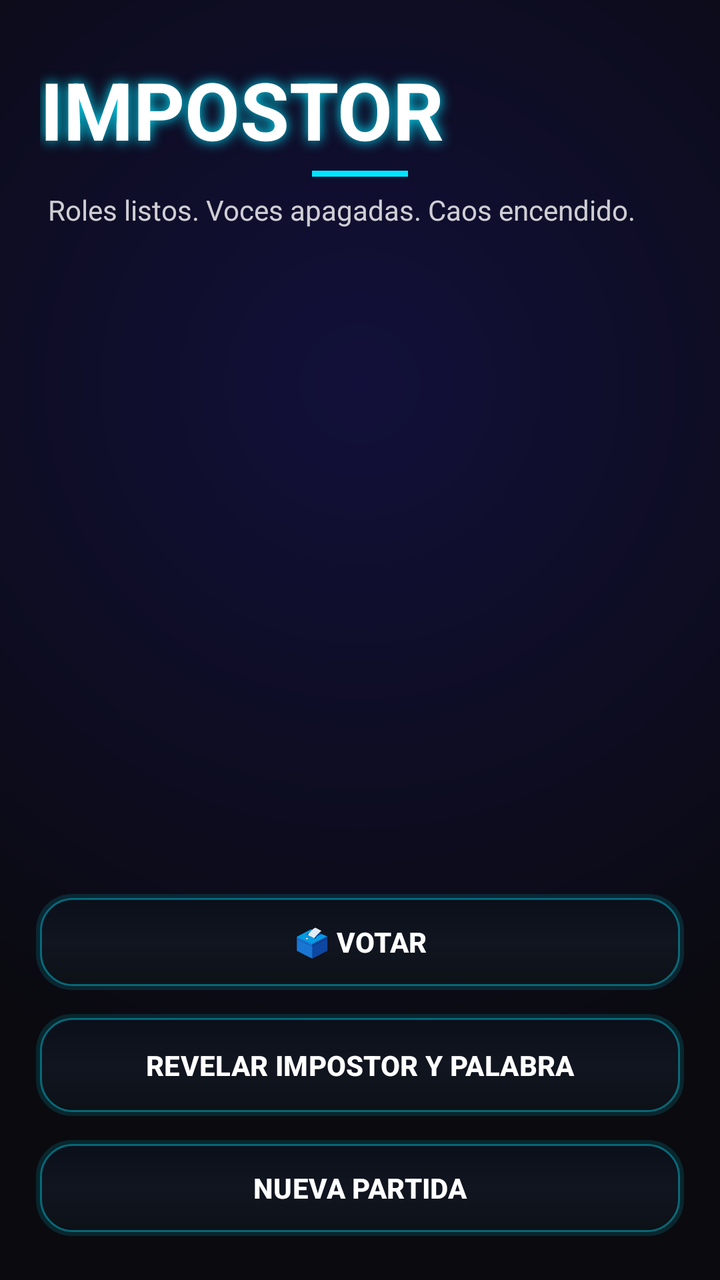
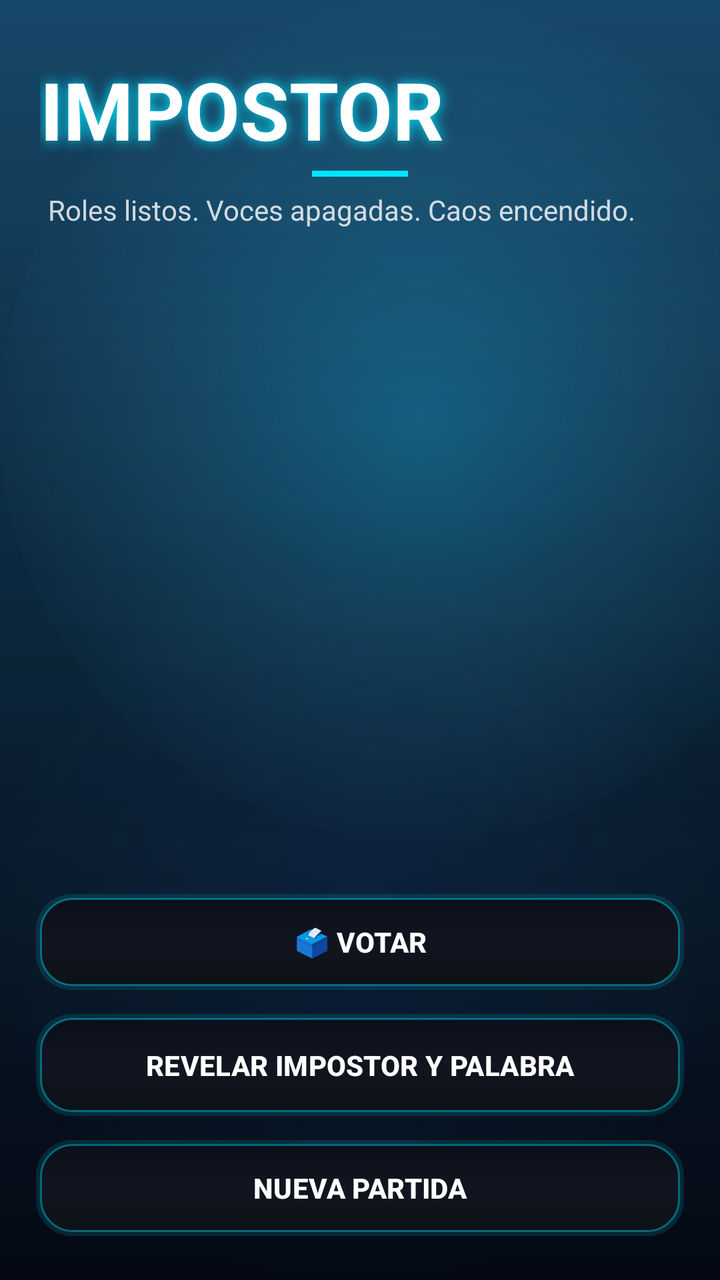

An Android layout rendered at two revisions. The XML below is the earlier revision; the diff shows what the commit changed to produce the second picture.
<!-- AndroidManifest.xml: application theme Theme.ImpostorGame -->
<!-- res/layout/activity_play_game_final.xml -->
<?xml version="1.0" encoding="utf-8"?>
<androidx.constraintlayout.widget.ConstraintLayout xmlns:android="http://schemas.android.com/apk/res/android"
    xmlns:app="http://schemas.android.com/apk/res-auto"
    android:id="@+id/main"
    android:layout_width="match_parent"
    android:layout_height="match_parent"
    android:background="#0A0A0F">

    <View
        android:layout_width="0dp"
        android:layout_height="0dp"
        android:background="@drawable/bg_datos_curiosos"
        app:layout_constraintTop_toTopOf="parent"
        app:layout_constraintBottom_toBottomOf="parent"
        app:layout_constraintStart_toStartOf="parent"
        app:layout_constraintEnd_toEndOf="parent" />

    <TextView
        android:id="@+id/txtTitle"
        android:layout_width="0dp"
        android:layout_height="wrap_content"
        android:layout_marginStart="20dp"
        android:layout_marginTop="28dp"
        android:layout_marginEnd="20dp"
        android:shadowColor="#00E5FF"
        android:shadowDx="0"
        android:shadowDy="0"
        android:shadowRadius="16"
        android:text="@string/play_title"
        android:textAllCaps="true"
        android:textColor="@android:color/white"
        android:textSize="40sp"
        android:textStyle="bold"
        app:layout_constraintEnd_toEndOf="parent"
        app:layout_constraintStart_toStartOf="parent"
        app:layout_constraintTop_toTopOf="parent" />

    <View
        android:layout_width="48dp"
        android:layout_height="3dp"
        android:layout_marginTop="4dp"
        android:background="#00E5FF"
        app:layout_constraintTop_toBottomOf="@id/txtTitle"
        app:layout_constraintStart_toStartOf="parent"
        app:layout_constraintEnd_toEndOf="parent" />

    <TextView
        android:id="@+id/txtSubtitle"
        android:layout_width="0dp"
        android:layout_height="wrap_content"
        android:layout_marginStart="24dp"
        android:layout_marginTop="14dp"
        android:layout_marginEnd="24dp"
        android:text="@string/play_subtitle"
        android:textColor="#CCFFFFFF"
        android:textSize="14sp"
        app:layout_constraintEnd_toEndOf="parent"
        app:layout_constraintStart_toStartOf="parent"
        app:layout_constraintTop_toBottomOf="@id/txtTitle" />

    <LinearLayout
        android:id="@+id/startInfoContainer"
        android:layout_width="0dp"
        android:layout_height="wrap_content"
        android:layout_marginStart="24dp"
        android:layout_marginTop="28dp"
        android:layout_marginEnd="24dp"
        android:gravity="center_horizontal"
        android:orientation="vertical"
        app:layout_constraintTop_toBottomOf="@id/txtSubtitle"
        app:layout_constraintBottom_toTopOf="@id/btnRow"
        app:layout_constraintStart_toStartOf="parent"
        app:layout_constraintEnd_toEndOf="parent"
        app:layout_constraintVertical_bias="0.38">

        <TextView
            android:id="@+id/txtImpostor"
            android:layout_width="match_parent"
            android:layout_height="wrap_content"
            android:gravity="center"
            android:lineSpacingExtra="4dp"
            android:maxLines="2"
            android:textColor="#FFFFFFFF"
            android:textSize="30sp"
            android:textStyle="bold"
            android:shadowColor="#00E5FF"
            android:shadowDx="0"
            android:shadowDy="0"
            android:shadowRadius="14" />

        <TextView
            android:id="@+id/txtTimer"
            android:layout_width="wrap_content"
            android:layout_height="wrap_content"
            android:layout_marginTop="34dp"
            android:autoSizeMaxTextSize="80sp"
            android:autoSizeMinTextSize="40sp"
            android:autoSizeStepGranularity="2sp"
            android:autoSizeTextType="uniform"
            android:gravity="center"
            android:maxLines="1"
            android:text="⏱ 3:00"
            android:textColor="@android:color/white"
            android:textSize="80sp"
            android:textStyle="bold"
            android:shadowColor="#00E5FF"
            android:shadowDx="0"
            android:shadowDy="0"
            android:shadowRadius="20"
            android:visibility="gone" />

    </LinearLayout>

    <com.airbnb.lottie.LottieAnimationView
        android:id="@+id/lottieFinalInvitado"
        android:layout_width="220dp"
        android:layout_height="220dp"
        android:visibility="gone"
        android:importantForAccessibility="no"
        android:clickable="false"
        android:focusable="false"
        android:scaleType="fitCenter"
        app:lottie_autoPlay="false"
        app:lottie_loop="false"
        app:layout_constraintTop_toBottomOf="@id/txtSubtitle"
        app:layout_constraintBottom_toTopOf="@id/btnRow"
        app:layout_constraintStart_toStartOf="parent"
        app:layout_constraintVertical_bias="0.58" />

    <LinearLayout
        android:id="@+id/cardsContainer"
        android:layout_width="0dp"
        android:layout_height="wrap_content"
        android:layout_marginStart="18dp"
        android:layout_marginEnd="18dp"
        android:background="@android:color/transparent"
        android:gravity="center_horizontal"
        android:orientation="vertical"
        android:visibility="gone"
        app:layout_constraintBottom_toTopOf="@id/btnRow"
        app:layout_constraintEnd_toEndOf="parent"
        app:layout_constraintStart_toStartOf="parent"
        app:layout_constraintTop_toBottomOf="@id/txtSubtitle"
        app:layout_constraintVertical_bias="0.5">

        <androidx.cardview.widget.CardView
            android:id="@+id/cardResumen"
            android:layout_width="match_parent"
            android:layout_height="wrap_content"
            android:visibility="gone"
            app:cardBackgroundColor="@android:color/transparent"
            app:cardCornerRadius="24dp"
            app:cardElevation="0dp"
            app:cardUseCompatPadding="true">

            <LinearLayout
                android:layout_width="match_parent"
                android:layout_height="wrap_content"
                android:background="@drawable/bg_reveal_content"
                android:orientation="vertical"
                android:paddingStart="20dp"
                android:paddingTop="14dp"
                android:paddingEnd="20dp"
                android:paddingBottom="14dp">

                <TextView
                    android:layout_width="wrap_content"
                    android:layout_height="wrap_content"
                    android:layout_marginBottom="4dp"
                    android:letterSpacing="0.1"
                    android:text="@string/play_label_impostor_reveal"
                    android:textColor="#FF4444"
                    android:textSize="11sp"
                    android:textStyle="bold" />

                <TextView
                    android:id="@+id/txtImpostorNombre"
                    android:layout_width="match_parent"
                    android:layout_height="wrap_content"
                    android:ellipsize="end"
                    android:maxLines="2"
                    android:textColor="#FFFFFFFF"
                    android:textSize="18sp"
                    android:textStyle="bold" />
            </LinearLayout>
        </androidx.cardview.widget.CardView>

        <androidx.cardview.widget.CardView
            android:id="@+id/cardSenorBlanco"
            android:layout_width="match_parent"
            android:layout_height="wrap_content"
            android:layout_marginTop="12dp"
            android:visibility="gone"
            app:cardBackgroundColor="@android:color/transparent"
            app:cardCornerRadius="24dp"
            app:cardElevation="0dp"
            app:cardUseCompatPadding="true">

            <LinearLayout
                android:layout_width="match_parent"
                android:layout_height="wrap_content"
                android:background="@drawable/bg_reveal_content"
                android:orientation="vertical"
                android:paddingStart="20dp"
                android:paddingTop="14dp"
                android:paddingEnd="20dp"
                android:paddingBottom="14dp">

                <TextView
                    android:layout_width="wrap_content"
                    android:layout_height="wrap_content"
                    android:layout_marginBottom="4dp"
                    android:letterSpacing="0.1"
                    android:text="@string/reveal_mr_white_title"
                    android:textColor="#AAFFFFFF"
                    android:textSize="11sp"
                    android:textStyle="bold" />

                <TextView
                    android:id="@+id/txtSenorBlancoNombre"
                    android:layout_width="match_parent"
                    android:layout_height="wrap_content"
                    android:ellipsize="end"
                    android:maxLines="2"
                    android:textColor="#FFFFFFFF"
                    android:textSize="18sp"
                    android:textStyle="bold" />
            </LinearLayout>
        </androidx.cardview.widget.CardView>

        <androidx.cardview.widget.CardView
            android:id="@+id/cardViewPalabra"
            android:layout_width="match_parent"
            android:layout_height="wrap_content"
            android:layout_marginTop="12dp"
            android:visibility="gone"
            app:cardBackgroundColor="@android:color/transparent"
            app:cardCornerRadius="24dp"
            app:cardElevation="0dp"
            app:cardUseCompatPadding="true">

            <LinearLayout
                android:layout_width="match_parent"
                android:layout_height="wrap_content"
                android:background="@drawable/bg_reveal_content"
                android:orientation="vertical"
                android:paddingStart="20dp"
                android:paddingTop="14dp"
                android:paddingEnd="20dp"
                android:paddingBottom="14dp">

                <TextView
                    android:id="@+id/txtLabelPalabra"
                    android:layout_width="wrap_content"
                    android:layout_height="wrap_content"
                    android:layout_marginBottom="4dp"
                    android:letterSpacing="0.1"
                    android:text="@string/play_label_word_reveal"
                    android:textColor="#6000E5FF"
                    android:textSize="11sp"
                    android:textStyle="bold" />

                <androidx.core.widget.NestedScrollView
                    android:id="@+id/scrollPalabra"
                    android:layout_width="match_parent"
                    android:layout_height="wrap_content"
                    android:fillViewport="true"
                    android:overScrollMode="ifContentScrolls"
                    android:scrollbars="vertical">

                    <TextView
                        android:id="@+id/txtPalabra"
                        android:layout_width="match_parent"
                        android:layout_height="wrap_content"
                        android:textColor="#E6FFFFFF"
                        android:textSize="18sp"
                        android:textStyle="bold" />
                </androidx.core.widget.NestedScrollView>
            </LinearLayout>
        </androidx.cardview.widget.CardView>

    </LinearLayout>

    <TextView
        android:id="@+id/txtFooter"
        android:layout_width="0dp"
        android:layout_height="wrap_content"
        android:layout_marginStart="22dp"
        android:layout_marginEnd="22dp"
        android:layout_marginBottom="10dp"
        android:textColor="#99FFFFFF"
        android:textSize="12sp"
        app:layout_constraintBottom_toTopOf="@id/btnRow"
        app:layout_constraintEnd_toEndOf="parent"
        app:layout_constraintStart_toStartOf="parent" />

    <LinearLayout
        android:id="@+id/btnRow"
        android:layout_width="0dp"
        android:layout_height="wrap_content"
        android:layout_marginStart="18dp"
        android:layout_marginEnd="18dp"
        android:layout_marginBottom="22dp"
        android:gravity="center"
        android:orientation="vertical"
        app:layout_constraintBottom_toBottomOf="parent"
        app:layout_constraintStart_toStartOf="parent"
        app:layout_constraintEnd_toEndOf="parent">

        <Button
            android:id="@+id/btnVotar"
            android:layout_width="match_parent"
            android:layout_height="48dp"
            android:background="@drawable/btn_final"
            android:backgroundTint="@null"
            android:text="@string/play_btn_votar"
            android:textAllCaps="true"
            android:textColor="@android:color/white"
            android:textStyle="bold"
            app:backgroundTint="@null" />

        <Space
            android:layout_width="match_parent"
            android:layout_height="12dp" />

        <Button
            android:id="@+id/btnRevelar"
            android:layout_width="match_parent"
            android:layout_height="wrap_content"
            android:minHeight="48dp"
            android:paddingVertical="12dp"
            android:background="@drawable/btn_final"
            android:backgroundTint="@null"
            android:text="@string/play_btn_revelar"
            android:textAllCaps="true"
            android:textColor="@android:color/white"
            android:textStyle="bold"
            app:backgroundTint="@null" />

        <Space
            android:layout_width="match_parent"
            android:layout_height="12dp" />

        <Button
            android:id="@+id/btnNewGame"
            android:layout_width="match_parent"
            android:layout_height="48dp"
            android:background="@drawable/btn_final"
            android:backgroundTint="@null"
            android:text="@string/play_btn_nueva_partida"
            android:textAllCaps="true"
            android:textColor="@android:color/white"
            android:textStyle="bold"
            app:backgroundTint="@null" />
    </LinearLayout>

</androidx.constraintlayout.widget.ConstraintLayout>
<!-- resources referenced by this layout -->
<resources>
  <!-- drawable bg_datos_curiosos (drawable) -->
  <?xml version="1.0" encoding="utf-8"?>
  <shape xmlns:android="http://schemas.android.com/apk/res/android">
      <gradient
          android:type="radial"
          android:gradientRadius="100%"
          android:centerX="0.5"
          android:centerY="0.3"
          android:startColor="#12103A"
          android:endColor="#0A0A0F" />
  </shape>
  <!-- drawable bg_reveal_content (drawable) -->
  <?xml version="1.0" encoding="utf-8"?>
  <shape xmlns:android="http://schemas.android.com/apk/res/android">
      <solid android:color="#14141E" />
      <corners android:radius="24dp" />
      <stroke android:width="1dp" android:color="#2500E5FF" />
  </shape>
  <string name="play_btn_nueva_partida">NUEVA PARTIDA</string>
  <string name="play_btn_revelar">REVELAR IMPOSTOR Y PALABRA</string>
  <string name="play_btn_votar">🗳 VOTAR</string>
  <string name="play_label_impostor_reveal">IMPOSTOR</string>
  <string name="play_label_word_reveal">LA PALABRA ERA</string>
  <string name="play_subtitle">Roles listos. Voces apagadas. Caos encendido.</string>
  <string name="play_title">IMPOSTOR</string>
  <string name="reveal_mr_white_title">SEÑOR BLANCO</string>
  <style name="Theme.ImpostorGame" parent="Base.Theme.ImpostorGame">
          <item name="colorPrimary">#00E5FF</item>
          <item name="colorOnPrimary">#FFFFFF</item>
          <item name="android:statusBarColor">@android:color/transparent</item>
          <item name="android:navigationBarColor">@android:color/transparent</item>
          <item name="android:windowBackground">@android:color/black</item>
      </style>
  <style name="Base.Theme.ImpostorGame" parent="Theme.Material3.DayNight.NoActionBar">
          <item name="android:textViewStyle">@style/ImpostorGame.TextView</item>
      </style>
  <style name="ImpostorGame.TextView" parent="android:Widget.TextView">
          <item name="android:hyphenationFrequency">none</item>
          <item name="android:breakStrategy">simple</item>
      </style>
  <!-- unchanged entries left out for length: 1 -->
</resources>

<!-- the commit's change to res/layout/activity_play_game_final.xml (unified diff, before → after) -->
@@ -9,7 +9,7 @@
     <View
         android:layout_width="0dp"
         android:layout_height="0dp"
-        android:background="@drawable/bg_datos_curiosos"
+        android:background="@drawable/bg_final_main_bg"
         app:layout_constraintTop_toTopOf="parent"
         app:layout_constraintBottom_toBottomOf="parent"
         app:layout_constraintStart_toStartOf="parent"
<!-- resource entries referenced after the edit -->
@@ -1,16 +1,71 @@
 <!-- resources referenced by this layout -->
 <resources>
-  <!-- drawable bg_datos_curiosos (drawable) -->
+  <!-- drawable bg_final_main_bg (drawable) -->
   <?xml version="1.0" encoding="utf-8"?>
-  <shape xmlns:android="http://schemas.android.com/apk/res/android">
-      <gradient
-          android:type="radial"
-          android:gradientRadius="100%"
-          android:centerX="0.5"
-          android:centerY="0.3"
-          android:startColor="#12103A"
-          android:endColor="#0A0A0F" />
-  </shape>
+  <layer-list xmlns:android="http://schemas.android.com/apk/res/android">
+  
+      
+      <item>
+          <shape>
+              <gradient
+                  android:angle="145"
+                  android:startColor="#1A2D4F"
+                  android:centerColor="#0B172C"
+                  android:endColor="#040914" />
+          </shape>
+      </item>
+  
+      
+      <item>
+          <shape>
+              <gradient
+                  android:angle="270"
+                  android:startColor="#2400E5FF"
+                  android:endColor="#00000000" />
+          </shape>
+      </item>
+  
+      
+      <item android:gravity="top|start">
+          <shape android:shape="oval">
+              <size
+                  android:width="420dp"
+                  android:height="420dp" />
+              <gradient
+                  android:type="radial"
+                  android:gradientRadius="220dp"
+                  android:centerColor="#2439C7FF"
+                  android:startColor="#4D1FCBFF"
+                  android:endColor="#0012253D" />
+          </shape>
+      </item>
+  
+      
+      <item android:gravity="bottom|end">
+          <shape android:shape="oval">
+              <size
+                  android:width="360dp"
+                  android:height="360dp" />
+              <gradient
+                  android:type="radial"
+                  android:gradientRadius="190dp"
+                  android:startColor="#2F1E4C92"
+                  android:endColor="#00081018" />
+          </shape>
+      </item>
+  
+      
+      <item>
+          <shape>
+              <gradient
+                  android:angle="270"
+                  android:startColor="#00000000"
+                  android:centerColor="#08000000"
+                  android:endColor="#2A01040B" />
+          </shape>
+      </item>
+  
+  </layer-list>
   <!-- drawable bg_reveal_content (drawable) -->
   <?xml version="1.0" encoding="utf-8"?>
   <shape xmlns:android="http://schemas.android.com/apk/res/android">
